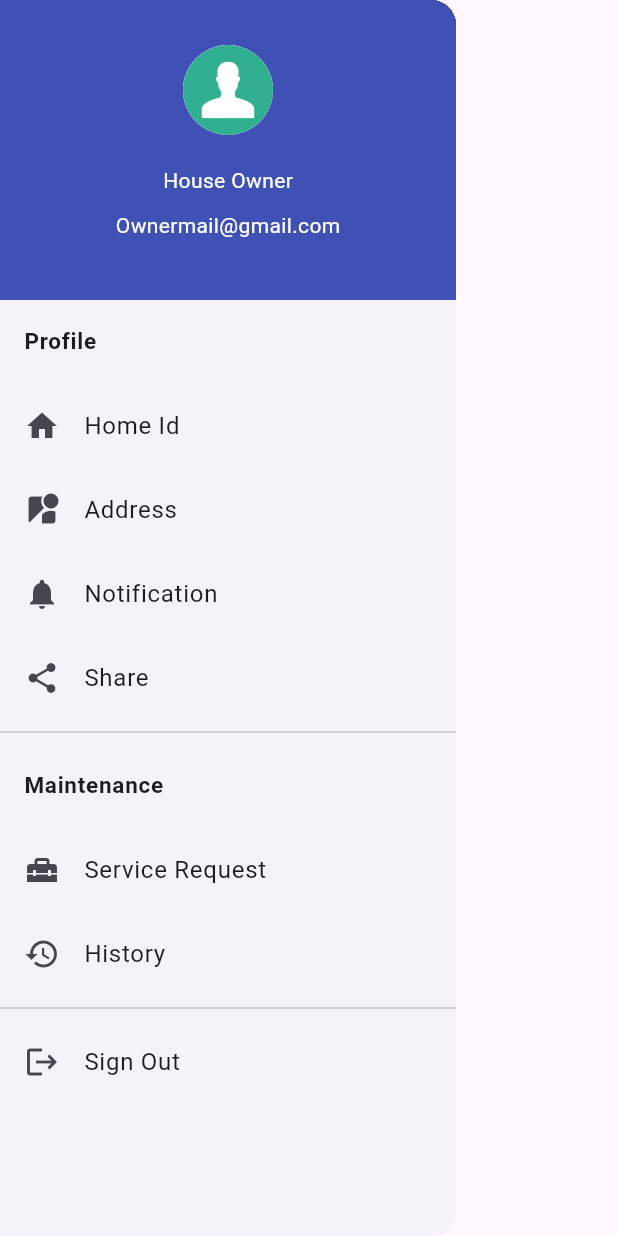
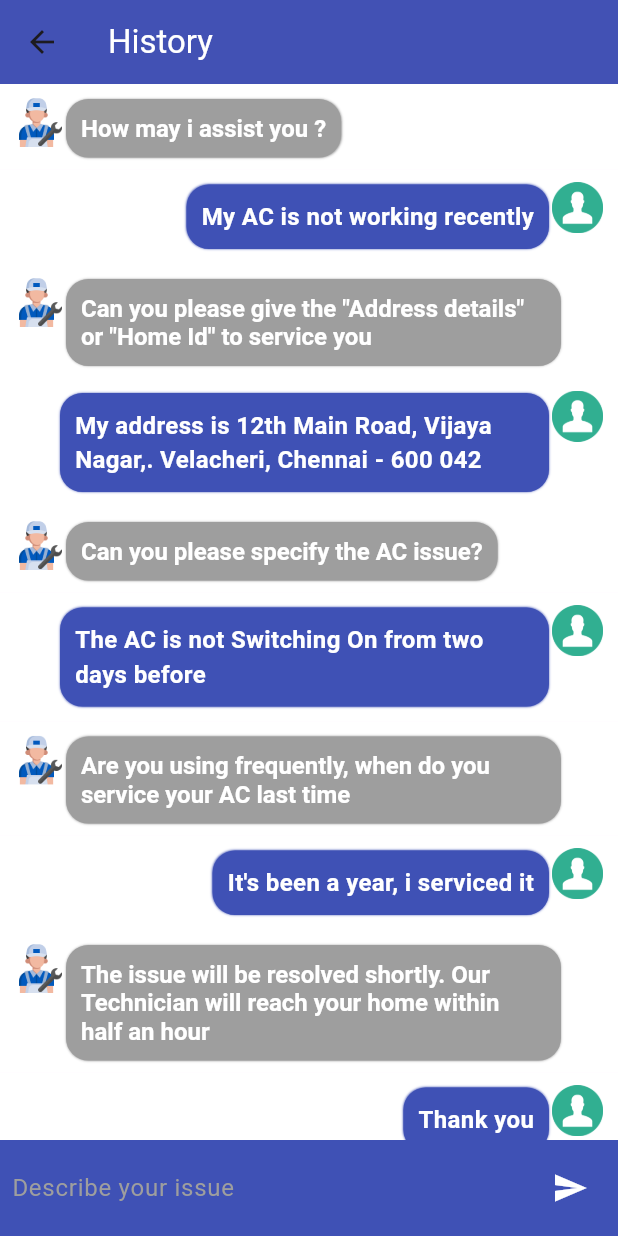
Before and after one commit to SukiMass/Demo_mx, a Flutter app: the Navbar widget shown alone on an empty page, opened directly, after a tap on "History", on a phone screen of 412 x 824 dp. Run offline on Flutter 3.47's test engine with Material 3 defaults, Android fonts, the phone set to English and light mode, and no system bars; our stand-ins replace animated_text_kit, flutter_spinkit, image_picker.

Commit message:
Refac - Staticbot Done

```diff
--- /dev/null
+++ b/lib/Static_Page/static_chat.dart
@@ -0,0 +1,278 @@
+import 'package:flutter/material.dart';
+
+Color scaffoldBackgroundColor = const Color(0xFFFFFFFF);
+Color cardColor = const Color(0xFF3F51B5);
+
+class StaticChat extends StatelessWidget {
+  const StaticChat({
+    super.key,
+    required this.msg,
+    required this.chatIndex,
+  });
+
+  final String msg;
+  final int chatIndex;
+
+  @override
+  Widget build(BuildContext context) {
+    return Column(
+      children: [
+        Material(
+          color: scaffoldBackgroundColor,
+          child: Padding(
+            padding: const EdgeInsets.all(8.0),
+            child: Row(
+              crossAxisAlignment: CrossAxisAlignment.start,
+              children: [
+                if (chatIndex == 0)
+                  Expanded(
+                    child: Padding(
+                      padding: const EdgeInsets.only(left: 2.0),
+                      child: Align(
+                        alignment: Alignment.topLeft,
+                        child: Image.asset(
+                          'images/technician.png',
+                          height: 35,
+                          width: 35,
+                        ),
+                      ),
+                    ),
+                  ),
+                Expanded(
+                  flex: 10,
+                  child: chatIndex == 0
+                      ? Padding(
+                          padding: const EdgeInsets.fromLTRB(0, 2, 30, 0),
+                          child: Align(
+                            alignment: Alignment.topLeft,
+                            child: Container(
+                              padding: EdgeInsets.all(9.0),
+                              decoration: BoxDecoration(
+                                boxShadow: const [
+                                  BoxShadow(
+                                    color: Colors.grey,
+                                    blurRadius: 0.5,
+                                  ),
+                                ],
+                                color: Colors.grey,
+                                border: Border.all(color: Colors.grey),
+                                borderRadius: BorderRadius.circular(15),
+                              ),
+                              child: DefaultTextStyle(
+                                style: const TextStyle(
+                                  color: Colors.white,
+                                  fontWeight: FontWeight.w700,
+                                  fontSize: 16,
+                                ),
+                                child: Text(msg.trim()),
+                              ),
+                            ),
+                          ),
+                        )
+                      : Padding(
+                          padding: const EdgeInsets.fromLTRB(30, 0, 0, 0),
+                          child: Align(
+                            alignment: Alignment.topRight,
+                            child: Padding(
+                              padding: const EdgeInsets.all(2.0),
+                              child: Container(
+                                padding: EdgeInsets.all(9.0),
+                                decoration: BoxDecoration(
+                                  boxShadow: const [
+                                    BoxShadow(
+                                      color: Colors.indigo,
+                                      blurRadius: 0.5,
+                                    ),
+                                  ],
+                                  color: Colors.indigo,
+                                  border: Border.all(color: Colors.indigo),
+                                  borderRadius: BorderRadius.circular(15),
+                                ),
+                                child: Text(
+                                  msg.trim(),
+                                  style: const TextStyle(
+                                    color: Colors.white,
+                                    fontWeight: FontWeight.w700,
+                                    fontSize: 16,
+                                  ),
+                                ),
+                              ),
+                            ),
+                          ),
+                        ),
+                ),
+                if (chatIndex != 0)
+                  Expanded(
+                    child: Padding(
+                      padding: const EdgeInsets.only(right: 2.0),
+                      child: Align(
+                        alignment: Alignment.topRight,
+                        child: Image.asset(
+                          'images/circular_avatar.png',
+                          height: 35,
+                          width: 35,
+                        ),
+                      ),
+                    ),
+                  ),
+              ],
+            ),
+          ),
+        ),
+      ],
+    );
+  }
+}
+
+class ChatScreens extends StatefulWidget {
+  const ChatScreens({super.key});
+  static const routeStatic = '/ChatScreens';
+  @override
+  State<ChatScreens> createState() => _ChatScreensState();
+}
+
+class _ChatScreensState extends State<ChatScreens> {
+  bool _isTyping = false;
+  late TextEditingController textController;
+  late ScrollController _listScrollController;
+  late FocusNode focusNode;
+
+  void initState() {
+    _listScrollController = ScrollController();
+    textController = TextEditingController();
+    focusNode = FocusNode();
+    super.initState();
+  }
+
+  @override
+  Widget build(BuildContext context) {
+    return Scaffold(
+      appBar: AppBar(
+          backgroundColor: cardColor,
+          elevation: 2,
+          title: Text(
+            'History',
+            style: TextStyle(color: Colors.white),
+          )),
+      body: SafeArea(
+        child: Column(
+          children: [
+            Flexible(
+              child: ListView.builder(
+                  controller: _listScrollController,
+                  itemCount: chatMessages.length, //chatList.length,
+                  itemBuilder: (context, index) {
+                    return StaticChat(
+                      msg: chatMessages[index]["msg"]
+                          .toString(), // chatList[index].msg,
+                      chatIndex: int.parse(chatMessages[index]["chatIndex"]
+                          .toString()), //chatList[index].chatIndex,
+                    );
+                  }),
+            ),
+            Material(
+              color: cardColor,
+              child: Padding(
+                padding: const EdgeInsets.all(8.0),
+                child: Row(
+                  children: [
+                    Expanded(
+                      child: TextField(
+                        cursorColor: Colors.white,
+                        style: const TextStyle(color: Colors.white),
+                        focusNode: focusNode,
+                        controller: textController,
+                        decoration: const InputDecoration.collapsed(
+                            hintText: "Describe your issue",
+                            hintStyle: TextStyle(color: Colors.grey)),
+                      ),
+                    ),
+                    IconButton(
+                        onPressed: () {},
+                        icon: const Icon(
+                          Icons.send,
+                          color: Colors.white,
+                        )),
+                  ],
+                ),
+              ),
+            ),
+          ],
+        ),
+      ),
+    );
+  }
+}
+
+class TextWidget extends StatelessWidget {
+  const TextWidget(
+      {Key? key,
+      required this.label,
+      this.fontSize = 16,
+      this.color,
+      this.fontWeight})
+      : super(key: key);
+
+  final String label;
+  final double fontSize;
+  final Color? color;
+  final FontWeight? fontWeight;
+  @override
+  Widget build(BuildContext context) {
+    return Text(
+      label,
+      // textAlign: TextAlign.justify,
+      style: TextStyle(
+        color: color ?? Colors.white,
+        fontSize: fontSize,
+        fontWeight: fontWeight ?? FontWeight.w700,
+      ),
+    );
+  }
+}
+
+final chatMessages = [
+  {
+    "msg": "How may i assist you ?",
+    "chatIndex": 0,
+  },
+  {
+    "msg": "My AC is not working recently",
+    "chatIndex": 1,
+  },
+  {
+    "msg":
+        "Can you please give the \"Address details\" or \"Home Id\" to service you",
+    "chatIndex": 0,
+  },
+  {
+    "msg":
+        "My address is 12th Main Road, Vijaya Nagar,. Velacheri, Chennai - 600 042",
+    "chatIndex": 1,
+  },
+  {
+    "msg": "Can you please specify the AC issue?",
+    "chatIndex": 0,
+  },
+  {
+    "msg": "The AC is not Switching On from two days before",
+    "chatIndex": 1,
+  },
+  {
+    "msg": "Are you using frequently, when do you service your AC last time",
+    "chatIndex": 0,
+  },
+  {
+    "msg": "It's been a year, i serviced it",
+    "chatIndex": 1,
+  },
+  {
+    "msg":
+        "The issue will be resolved shortly. Our Technician will reach your home within half an hour",
+    "chatIndex": 0,
+  },
+  {
+    "msg": "Thank you",
+    "chatIndex": 1,
+  },
+];
--- a/lib/chat_main.dart
+++ b/lib/chat_main.dart
@@ -7,7 +7,7 @@ import 'package:provider/provider.dart';
 
 class MyApp extends StatelessWidget {
   const MyApp({super.key});
-    static const routeChat = '/ChatScreen';
+  static const routeChat = '/ChatScreen';
 
   // This widget is the root of your application.
   @override
--- a/lib/constants/api_consts.dart
+++ b/lib/constants/api_consts.dart
@@ -1,2 +1,2 @@
 String url = "https://api.openai.com/v1";
-String apiKey = "";
+String apiKey = "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";
--- a/lib/main.dart
+++ b/lib/main.dart
@@ -1,5 +1,6 @@
 import 'package:flutter/material.dart';
 import 'package:flutter/services.dart';
+import 'package:image_app/Static_Page/static_chat.dart';
 import 'package:image_app/Technician/home.dart';
 import 'package:image_app/Technician/service.dart';
 import 'package:image_app/chat_main.dart';
@@ -30,9 +31,10 @@ class Main extends StatelessWidget {
         MyList.routeTech: (_) => MyList(actualList: actualList),
         HomeTech.routeTech: (_) => const HomeTech(),
         MyApp.routeChat: (_) => const MyApp(),
+        ChatScreens.routeStatic : (_) => const ChatScreens(),
       },
       //  initialRoute: Main.routeName,
-      home: const MyApp(),
+      home: const LoginScreen(),
     );
   }
 }
--- a/lib/pages.dart
+++ b/lib/pages.dart
@@ -1,4 +1,5 @@
 import 'package:flutter/material.dart';
+import 'package:image_app/Static_Page/static_chat.dart';
 import 'package:image_app/chat_main.dart';
 import 'package:image_app/maintenance.dart';
 
@@ -112,7 +113,9 @@ Widget Navbar(BuildContext context) {
         ListTile(
           leading: Icon(Icons.history),
           title: Text('History'),
-          onTap: () {},
+          onTap: () {
+            Navigator.of(context).pushReplacementNamed(ChatScreens.routeStatic);
+          },
         ),
         Divider(),
         ListTile(
--- a/lib/providers/chats_provider.dart
+++ b/lib/providers/chats_provider.dart
@@ -4,7 +4,9 @@ import '../models/chat_model.dart';
 import '../services/api_service.dart';
 
 class ChatProvider with ChangeNotifier {
-  List<ChatModel> chatList = [];
+  List<ChatModel> chatList = [
+    ChatModel(msg: 'How may I help you?', chatIndex: 1)
+  ];
   List<ChatModel> get getChatList {
     return chatList;
   }
--- a/lib/services/api_service.dart
+++ b/lib/services/api_service.dart
@@ -8,6 +8,7 @@ import 'package:image_app/models/models_model.dart';
 import 'package:http/http.dart' as http;
 
 class ApiService {
+
   static Future<List<ModelsModel>> getModels() async {
     try {
       var response = await http.get(
@@ -33,6 +34,7 @@ class ApiService {
       rethrow;
     }
   }
+
 
   // Send Message using ChatGPT API
   static Future<List<ChatModel>> sendMessageGPT(
--- a/lib/widgets/chat_widget.dart
+++ b/lib/widgets/chat_widget.dart
@@ -43,7 +43,7 @@ class ChatWidget extends StatelessWidget {
                     ),
                   ),
                 Expanded(
-                  flex: 7,
+                  flex: 8,
                   child: chatIndex == 0
                       ? Align(
                           alignment: Alignment.topRight,
```
Also changed, not shown: ImagePick/sign_up.dart (+14 -14 lines), 2 other files.
